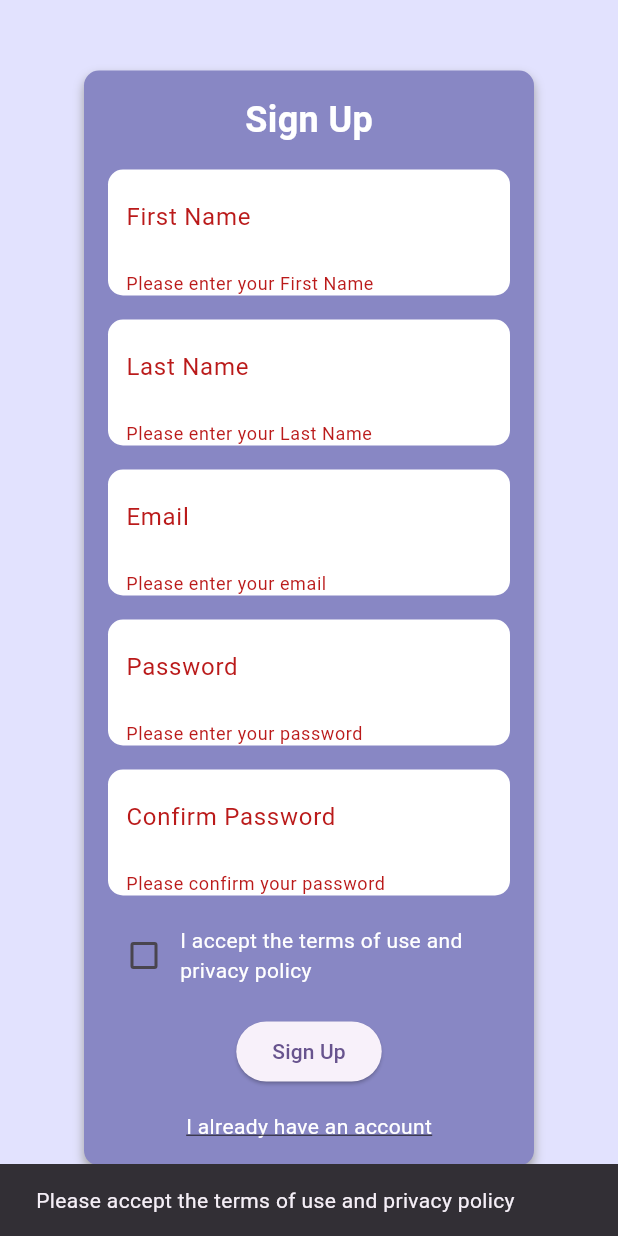
After one commit to PiotrSitarek1/HotelManagement, a Flutter app: the RegisterView screen opened directly, after a tap on "Sign Up", on a phone screen of 412 x 824 dp. The commit adds this screen. Run offline on Flutter 3.47's test engine with Material 2 defaults, Android fonts, the phone set to English and light mode, and no system bars; our stand-ins replace firebase_core, firebase_database; accounts and stored records are empty.

Commit message:
add register screen

```diff
--- a/lib/main.dart
+++ b/lib/main.dart
@@ -3,7 +3,8 @@ import 'package:firebase_database/firebase_database.dart';
 import 'package:flutter/material.dart';
 import 'package:hotel_manager/screens/user_screen.dart';
 import 'firebase_options.dart';
-import 'login_view.dart';
+import 'screens/login_screen.dart';
+import 'screens/register_screen.dart';
 
 void main() async {
   WidgetsFlutterBinding.ensureInitialized();
@@ -61,6 +62,11 @@ class _MyHomePageState extends State<MyHomePage> {
     ));
   }
 
+  void _navigateToRegister() {
+    Navigator.of(context).push(MaterialPageRoute(
+      builder: (context) => RegisterView(),
+    ));
+  }
 
   void _navigateToUserScreen() {
     Navigator.pushNamed(context, '/userScreen');
@@ -89,6 +95,10 @@ class _MyHomePageState extends State<MyHomePage> {
               onPressed: _navigateToLogin,
               child: const Text('Login'),
             ),
+            ElevatedButton(
+              onPressed: _navigateToRegister,
+              child: const Text('Register'),
+            ),
           ],
         ),
       ),
--- a/lib/login_view.dart
+++ b/lib/screens/login_screen.dart
@@ -1,7 +1,8 @@
 import 'package:flutter/material.dart';
+import 'register_screen.dart';
 
 class LoginView extends StatefulWidget {
-  const LoginView({super.key});
+  const LoginView({Key? key});
 
   @override
   _LoginViewState createState() => _LoginViewState();
@@ -14,6 +15,12 @@ class _LoginViewState extends State<LoginView> {
 
   void _login() {
     // TODO: Add login logic here using Firebase Authentication
+  }
+
+  void _navigateToRegister() {
+    Navigator.of(context).push(MaterialPageRoute(
+      builder: (context) => RegisterView(),
+    ));
   }
 
   @override
@@ -118,6 +125,16 @@ class _LoginViewState extends State<LoginView> {
                     },
                     child: const Text('Login'),
                   ),
+                  const SizedBox(height: 16),
+                  TextButton(
+                    onPressed: _navigateToRegister,
+                    child: const Text(
+                      "Don't have an account? Sign Up",
+                      style: TextStyle(
+                        color: Colors.white,
+                      ),
+                    ),
+                  ),
                 ],
               ),
             ),
--- /dev/null
+++ b/lib/screens/register_screen.dart
@@ -0,0 +1,252 @@
+import 'package:flutter/material.dart';
+import 'login_screen.dart';
+
+class RegisterView extends StatefulWidget {
+  const RegisterView({Key? key});
+
+  @override
+  _RegisterViewState createState() => _RegisterViewState();
+}
+
+class _RegisterViewState extends State<RegisterView> {
+  final _formKey = GlobalKey<FormState>();
+  final TextEditingController firstNameController = TextEditingController();
+  final TextEditingController lastNameController = TextEditingController();
+  final TextEditingController emailController = TextEditingController();
+  final TextEditingController passwordController = TextEditingController();
+  final TextEditingController confirmPasswordController = TextEditingController();
+  bool acceptTerms = false; // New variable for the checkbox
+
+  void _register() {
+    if (!acceptTerms) {
+      ScaffoldMessenger.of(context).showSnackBar(
+        const SnackBar(content: Text('Please accept the terms of use and privacy policy')),
+      );
+    } else {
+      // TODO: Add registration logic here using Firebase Authentication or your preferred authentication method
+    }
+  }
+
+  void _navigateToLogin() {
+    Navigator.of(context).push(MaterialPageRoute(
+      builder: (context) => LoginView(),
+    ));
+  }
+
+  @override
+  Widget build(BuildContext context) {
+    double borderRadius = 10.0;
+    Color customPurpleColor = const Color(0xFF8887C4);
+    Color customBlueColor = const Color(0xFFE2E2FE);
+
+    return Scaffold(
+      appBar: null,
+      body: Container(
+        color: customBlueColor,
+        child: Center(
+          child: Container(
+            width: 300,
+            padding: const EdgeInsets.all(16.0),
+            decoration: BoxDecoration(
+              color: customPurpleColor,
+              borderRadius: BorderRadius.circular(10.0),
+              boxShadow: const [
+                BoxShadow(
+                  color: Colors.grey,
+                  offset: Offset(0, 4),
+                  blurRadius: 5,
+                ),
+              ],
+            ),
+            child: Form(
+              key: _formKey,
+              child: Column(
+                crossAxisAlignment: CrossAxisAlignment.center,
+                mainAxisSize: MainAxisSize.min,
+                children: [
+                  const Align(
+                    alignment: Alignment.topCenter,
+                    child: Padding(
+                      padding: EdgeInsets.only(bottom: 16.0),
+                      child: Text(
+                        'Sign Up',
+                        style: TextStyle(
+                          color: Colors.white,
+                          fontSize: 24,
+                          fontWeight: FontWeight.bold,
+                        ),
+                      ),
+                    ),
+                  ),
+                  Container(
+                    decoration: BoxDecoration(
+                      color: Colors.white,
+                      borderRadius: BorderRadius.circular(borderRadius),
+                    ),
+                    child: TextFormField(
+                      controller: firstNameController,
+                      decoration: const InputDecoration(
+                        labelText: 'First Name',
+                        border: InputBorder.none,
+                        contentPadding: EdgeInsets.all(12.0),
+                      ),
+                      style: const TextStyle(color: Colors.black),
+                      validator: (value) {
+                        if (value == null || value.isEmpty) {
+                          return 'Please enter your First Name';
+                        }
+                        return null;
+                      },
+                    ),
+                  ),
+                  const SizedBox(height: 16),
+                  Container(
+                    decoration: BoxDecoration(
+                      color: Colors.white,
+                      borderRadius: BorderRadius.circular(borderRadius),
+                    ),
+                    child: TextFormField(
+                      controller: lastNameController,
+                      decoration: const InputDecoration(
+                        labelText: 'Last Name',
+                        border: InputBorder.none,
+                        contentPadding: EdgeInsets.all(12.0),
+                      ),
+                      style: const TextStyle(color: Colors.black),
+                      validator: (value) {
+                        if (value == null || value.isEmpty) {
+                          return 'Please enter your Last Name';
+                        }
+                        return null;
+                      },
+                    ),
+                  ),
+                  const SizedBox(height: 16),
+                  Container(
+                    decoration: BoxDecoration(
+                      color: Colors.white,
+                      borderRadius: BorderRadius.circular(borderRadius),
+                    ),
+                    child: TextFormField(
+                      controller: emailController,
+                      decoration: const InputDecoration(
+                        labelText: 'Email',
+                        border: InputBorder.none,
+                        contentPadding: EdgeInsets.all(12.0),
+                      ),
+                      style: const TextStyle(color: Colors.black),
+                      validator: (value) {
+                        if (value == null || value.isEmpty) {
+                          return 'Please enter your email';
+                        }
+                        return null;
+                      },
+                    ),
+                  ),
+                  const SizedBox(height: 16),
+                  Container(
+                    decoration: BoxDecoration(
+                      color: Colors.white,
+                      borderRadius: BorderRadius.circular(borderRadius),
+                    ),
+                    child: TextFormField(
+                      controller: passwordController,
+                      obscureText: true,
+                      decoration: const InputDecoration(
+                        labelText: 'Password',
+                        border: InputBorder.none,
+                        contentPadding: EdgeInsets.all(12.0),
+                      ),
+                      style: const TextStyle(color: Colors.black),
+                      validator: (value) {
+                        if (value == null || value.isEmpty) {
+                          return 'Please enter your password';
+                        }
+                        return null;
+                      },
+                    ),
+                  ),
+                  const SizedBox(height: 16),
+                  Container(
+                    decoration: BoxDecoration(
+                      color: Colors.white,
+                      borderRadius: BorderRadius.circular(borderRadius),
+                    ),
+                    child: TextFormField(
+                      controller: confirmPasswordController,
+                      obscureText: true,
+                      decoration: const InputDecoration(
+                        labelText: 'Confirm Password',
+                        border: InputBorder.none,
+                        contentPadding: EdgeInsets.all(12.0),
+                      ),
+                      style: const TextStyle(color: Colors.black),
+                      validator: (value) {
+                        if (value == null || value.isEmpty) {
+                          return 'Please confirm your password';
+                        } else if (value != passwordController.text) {
+                          return 'Passwords do not match';
+                        }
+                        return null;
+                      },
+                    ),
+                  ),
+                  const SizedBox(height: 16),
+                  Row(
+                    children: [
+                      Checkbox(
+                        value: acceptTerms,
+                        onChanged: (value) {
+                          setState(() {
+                            acceptTerms = value!;
+                          });
+                        },
+                      ),
+                      const Flexible(
+                        child: Text(
+                          'I accept the terms of use and privacy policy',
+                          style: TextStyle(
+                            color: Colors.white,
+                          ),
+                        ),
+                      ),
+                    ],
+                  ),
+                  const SizedBox(height: 16),
+                  ElevatedButton(
+                    onPressed: () {
+                      if (_formKey.currentState!.validate() && acceptTerms) {
+                        _register();
+                      } else if (!acceptTerms) {
+                        ScaffoldMessenger.of(context).showSnackBar(
+                          const SnackBar(content: Text('Please accept the terms of use and privacy policy')),
+                        );
+                      } else {
+                        ScaffoldMessenger.of(context).showSnackBar(
+                          const SnackBar(content: Text('Please fill input or passwords do not match')),
+                        );
+                      }
+                    },
+                    child: const Text('Sign Up'),
+                  ),
+                  const SizedBox(height: 16),
+                  GestureDetector(
+                    onTap: _navigateToLogin,
+                    child: const Text(
+                      'I already have an account',
+                      style: TextStyle(
+                        color: Colors.white,
+                        decoration: TextDecoration.underline,
+                      ),
+                    ),
+
+                  ),
+                ],
+              ),
+            ),
+          ),
+        ),
+      ),
+    );
+  }
+}
```
